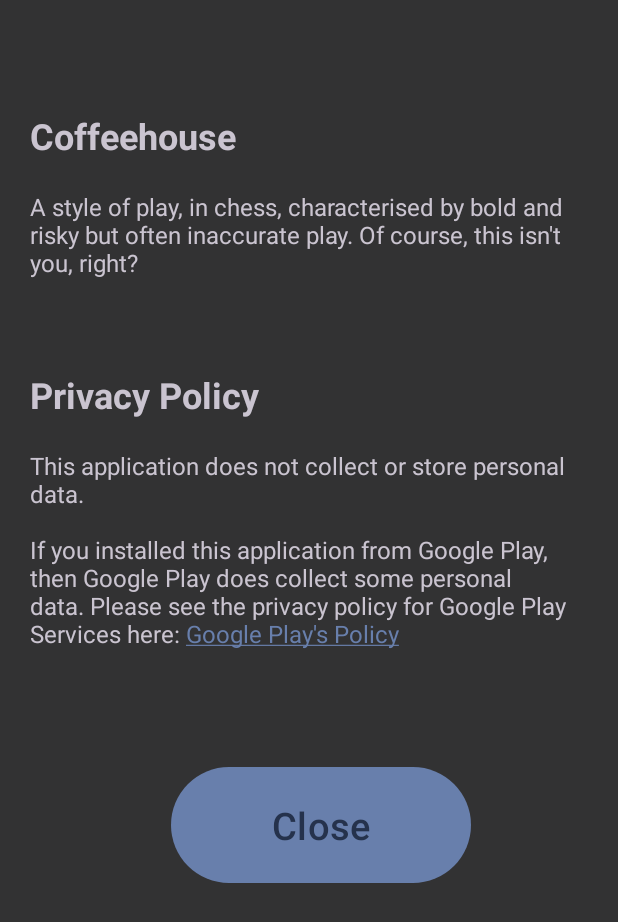
After one commit to candlehand/coffeehouse, an Android app: the fragment AboutFragment placed in its activity, on a phone screen of 412 x 824 dp. The commit adds this screen. Shown: the top 922 px of the screen. Run offline under Robolectric (Android 15) with nearby library versions, the phone set to English and light mode, and no system bars.

Commit message:
Added about/info page

```diff
--- /dev/null
+++ b/coffeehouse/app/src/main/java/com/weatherly/coffeehouse/AboutFragment.kt
@@ -0,0 +1,55 @@
+/*
+Class file for AboutFragment
+Author:  Chip Weatherly
+Date:    2/11/2025
+Purpose: Holds logic for the About page, containing app info and Privacy Policy
+Changelog:
+2/11/25 Initial creation - CW
+ */
+
+package com.weatherly.coffeehouse
+
+import android.os.Bundle
+import android.view.LayoutInflater
+import android.view.View
+import android.view.ViewGroup
+import android.widget.Button
+import androidx.fragment.app.Fragment
+import androidx.fragment.app.FragmentTransaction
+
+class AboutFragment : Fragment() {
+
+    override fun onCreate(savedInstanceState: Bundle?) {
+        super.onCreate(savedInstanceState)
+        arguments?.let {
+        }
+    }
+
+    override fun onCreateView(
+        inflater: LayoutInflater, container: ViewGroup?,
+        savedInstanceState: Bundle?
+    ): View? {
+        // Inflate the layout for this fragment, assign to variable
+        val aboutView = inflater.inflate(R.layout.fragment_about, container, false)
+
+        // assign buttons to variables
+        val backButton = aboutView.findViewById<Button>(R.id.back_button)
+        // bind back button to listener
+        backButton.setOnClickListener {
+            // called when back button is pressed
+            closeFragment()
+        }
+
+        return aboutView
+    }
+
+    // called when back button is pressed
+    private fun closeFragment() {
+        requireActivity().supportFragmentManager.let {
+            val transaction: FragmentTransaction = it.beginTransaction()
+            transaction.remove(this)
+            transaction.commit()
+        }
+    }
+
+}
--- a/coffeehouse/app/src/main/java/com/weatherly/coffeehouse/MainActivity.kt
+++ b/coffeehouse/app/src/main/java/com/weatherly/coffeehouse/MainActivity.kt
@@ -21,6 +21,7 @@ Changelog:
 1/31/25 Dark mode toggle now functions correctly. Toggles on for dark mode, off for light. Pressing
         label or toggle both work correctly - CW
 2/4/25  Reset button now resets to recent selection. Refactoring. - CW
+2/11/25 Added about page containing Coffeehouse definition and privacy policy - CW
 */
 package com.weatherly.coffeehouse
 
@@ -227,6 +228,10 @@ class MainActivity : AppCompatActivity() {
             R.id.pause -> {
                 pauseTimers()
             }
+            R.id.about -> {
+                replaceFragment(AboutFragment(), menuItem.title.toString())
+                pauseTimers()
+            }
         }
         // Close the navigation drawer after item is selected
         drawerLayout.closeDrawer(GravityCompat.START)
@@ -392,7 +397,7 @@ class MainActivity : AppCompatActivity() {
         isListenerEnabled = true // Re-enable the listener
     }
 
-    fun reset() {
+    private fun reset() {
         Toast.makeText(this, "Time reset.", Toast.LENGTH_SHORT).show()
         timer1.cancel()
         timer2.cancel()
--- a/coffeehouse/app/src/main/java/com/weatherly/coffeehouse/SetTimeFragment.kt
+++ b/coffeehouse/app/src/main/java/com/weatherly/coffeehouse/SetTimeFragment.kt
@@ -1,5 +1,5 @@
 /*
-Class file for
+Class file for SetTimeFragment settings menu
 Author:  Chip Weatherly
 Date:    1/15/2025
 Purpose: Holds logic for "settings" menu fragment
@@ -79,7 +79,8 @@ class SetTimeFragment : Fragment() {
         // access sharedPrefs
         val sharedPrefs = requireActivity().getSharedPreferences(
             "${BuildConfig.APPLICATION_ID}_sharedPreferences",
-            Context.MODE_PRIVATE)
+            Context.MODE_PRIVATE
+        )
         // assign number pickers to variables
         val minutePicker = view.findViewById<NumberPicker>(R.id.minute_entry)
         val intervalPicker = view.findViewById<NumberPicker>(R.id.interval_entry)
@@ -97,22 +98,4 @@ class SetTimeFragment : Fragment() {
         closeFragment()
     }
 
-    // placeholder, to be removed before release
-    companion object {
-        /**
-         * Use this factory method to create a new instance of
-         * this fragment using the provided parameters.
-         *
-         * @param param1 Parameter 1.
-         * @param param2 Parameter 2.
-         * @return A new instance of fragment setTimeFragment.
-         */
-        // TODO: Rename and change types and number of parameters
-        @JvmStatic
-        fun newInstance(param1: String, param2: String) =
-            SetTimeFragment().apply {
-                arguments = Bundle().apply {
-                }
-            }
-    }
 }
--- /dev/null
+++ b/coffeehouse/app/src/main/res/layout/fragment_about.xml
@@ -0,0 +1,73 @@
+<?xml version="1.0" encoding="utf-8"?>
+<androidx.constraintlayout.widget.ConstraintLayout xmlns:android="http://schemas.android.com/apk/res/android"
+    xmlns:app="http://schemas.android.com/apk/res-auto"
+    xmlns:tools="http://schemas.android.com/tools"
+    android:layout_width="match_parent"
+    android:layout_height="match_parent"
+    android:gravity="center"
+    android:background="?android:attr/detailsElementBackground">
+
+    <LinearLayout
+        android:layout_width="match_parent"
+        android:layout_height="match_parent"
+        android:layout_marginStart="10dp"
+        android:layout_marginTop="64dp"
+        android:layout_marginEnd="10dp"
+        android:layout_marginBottom="30dp"
+        android:orientation="vertical"
+        app:layout_constraintBottom_toBottomOf="parent"
+        app:layout_constraintEnd_toEndOf="parent"
+        app:layout_constraintStart_toStartOf="parent"
+        app:layout_constraintTop_toTopOf="parent">
+
+        <TextView
+            android:id="@+id/title_textView"
+            android:layout_width="match_parent"
+            android:layout_height="wrap_content"
+            android:padding="10dp"
+            android:text="@string/coffeehouse"
+            android:textAlignment="textStart"
+            android:textSize="24sp"
+            android:textStyle="bold" />
+
+        <TextView
+            android:id="@+id/about_textView"
+            android:layout_width="match_parent"
+            android:layout_height="120dp"
+            android:padding="10dp"
+            android:text="@string/about"
+            android:textSize="16sp" />
+
+        <TextView
+            android:id="@+id/privacy_title_textView"
+            android:layout_width="match_parent"
+            android:layout_height="wrap_content"
+            android:padding="10dp"
+            android:text="@string/policy_title"
+            android:textAlignment="textStart"
+            android:textSize="24sp"
+            android:textStyle="bold" />
+
+        <TextView
+            android:id="@+id/policy_TextView"
+            android:layout_width="match_parent"
+            android:layout_height="218dp"
+            android:padding="10dp"
+            android:text="@string/policy"
+            android:textSize="16sp" />
+
+        <Button
+            android:id="@+id/back_button"
+            style="?android:attr/buttonBarButtonStyle"
+            android:layout_width="200dp"
+            android:layout_height="85dp"
+            android:layout_gravity="center"
+            android:paddingHorizontal="50dp"
+            android:text="@string/nav_close"
+            android:textColor="@color/onPrimary"
+            android:textSize="25sp"
+            app:backgroundTint="@color/primary" />
+
+    </LinearLayout>
+
+</androidx.constraintlayout.widget.ConstraintLayout>
--- a/coffeehouse/app/src/main/res/menu/navigation.xml
+++ b/coffeehouse/app/src/main/res/menu/navigation.xml
@@ -28,4 +28,10 @@
         app:showAsAction="ifRoom"
         android:contentDescription="Pause Button"/>
 
+    <item
+        android:id="@+id/about"
+        android:title="About"
+        app:showAsAction="ifRoom"
+        android:contentDescription="App Info"/>
+
 </menu>
--- a/coffeehouse/app/src/main/res/values/strings.xml
+++ b/coffeehouse/app/src/main/res/values/strings.xml
@@ -1,5 +1,6 @@
 <resources>
     <string name="app_name">Coffeehouse: Chess Timer</string>
+    <string name="coffeehouse">Coffeehouse</string>
     <string name="title">Chess Timer</string>
     <string name="intro_message">Tap anywhere on screen to begin</string>
     <string name="timer1Text">Player 1</string>
@@ -14,4 +15,7 @@
     <string name="set_time_fragment">Time Settings</string>
     <string name="minutes">Minutes</string>
     <string name="interval">Interval</string>
+    <string name="about">A style of play, in chess, characterised by bold and risky but often inaccurate play. Of course, this isn\'t you, right?</string>
+    <string name="policy_title">Privacy Policy</string>
+    <string name="policy">This application does not collect or store personal data.\n\nIf you installed this application from Google Play, then Google Play does collect some personal data. Please see the privacy policy for Google Play Services here: <a href="https://policies.google.com/privacy">Google Play\'s Policy</a></string>
 </resources>
```
